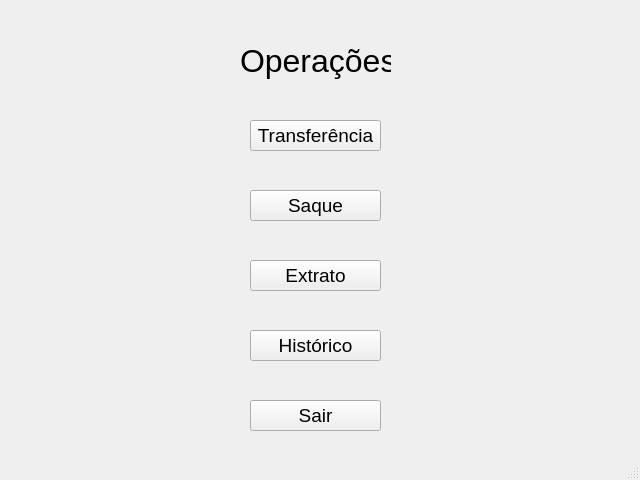
aleffericlys/Banco, file interfaceBanco/tela_operacoes.ui: the form before one commit.
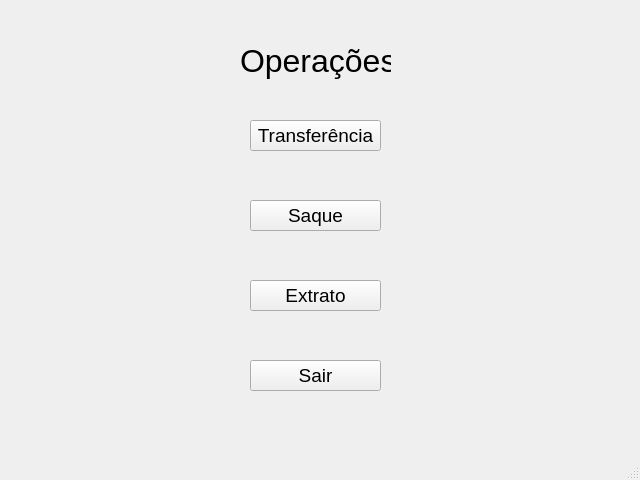
The form after the commit.

```diff
--- a/interfaceBanco/tela_operacoes.ui
+++ b/interfaceBanco/tela_operacoes.ui
@@ -54,7 +54,7 @@
     <property name="geometry">
      <rect>
       <x>250</x>
-      <y>190</y>
+      <y>200</y>
       <width>131</width>
       <height>31</height>
      </rect>
@@ -68,29 +68,11 @@
      <string>Saque</string>
     </property>
    </widget>
-   <widget class="QPushButton" name="pushButton_4">
-    <property name="geometry">
-     <rect>
-      <x>250</x>
-      <y>330</y>
-      <width>131</width>
-      <height>31</height>
-     </rect>
-    </property>
-    <property name="font">
-     <font>
-      <pointsize>14</pointsize>
-     </font>
-    </property>
-    <property name="text">
-     <string>Histórico</string>
-    </property>
-   </widget>
    <widget class="QPushButton" name="pushButton_3">
     <property name="geometry">
      <rect>
       <x>250</x>
-      <y>260</y>
+      <y>280</y>
       <width>131</width>
       <height>31</height>
      </rect>
@@ -108,7 +90,7 @@
     <property name="geometry">
      <rect>
       <x>250</x>
-      <y>400</y>
+      <y>360</y>
       <width>131</width>
       <height>31</height>
      </rect>
```
